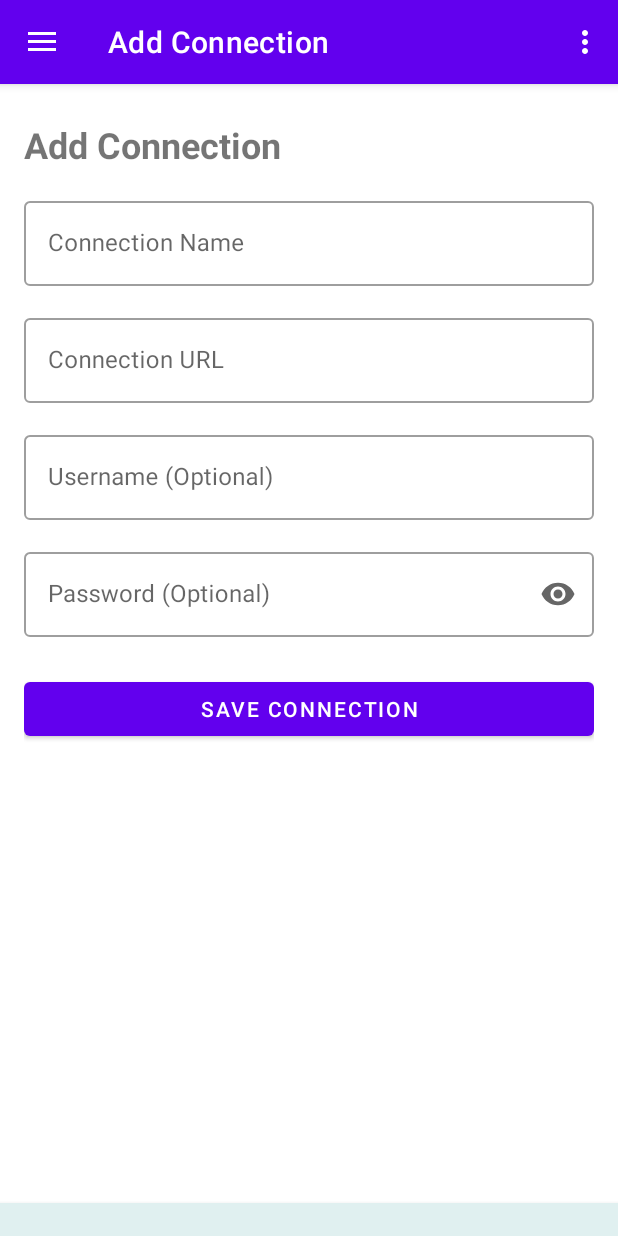
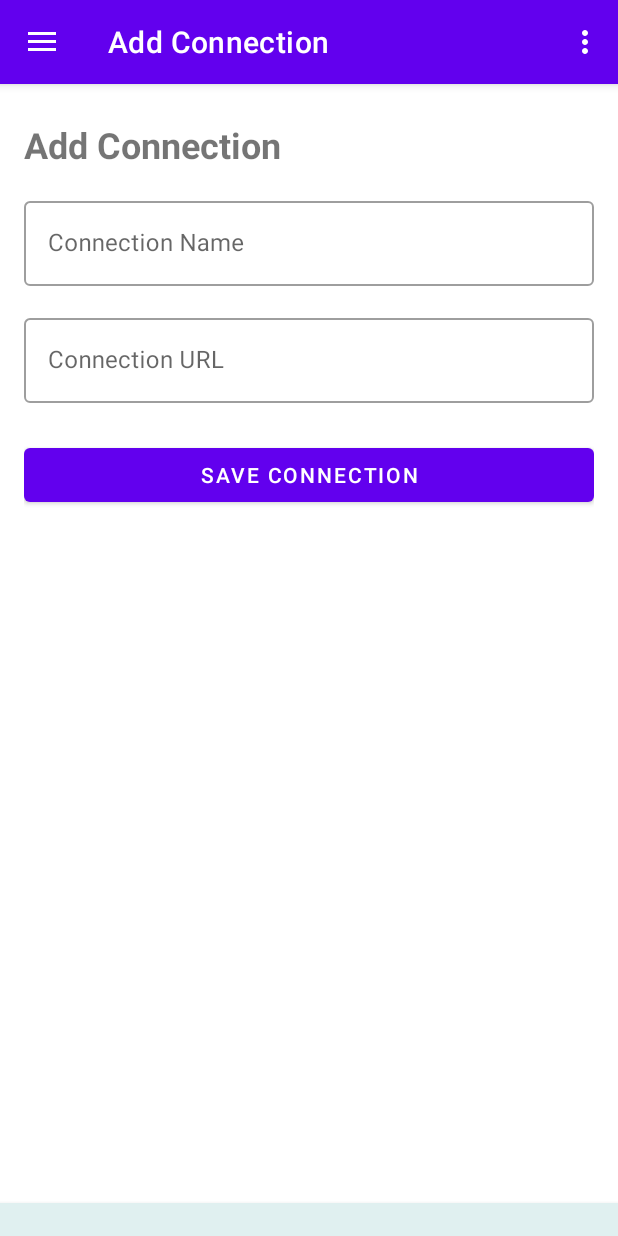
Before and after one commit to dpogreba/pwneyes, an Android app: the AddConnectionFragment screen opened through its navigation route, on a phone screen of 412 x 824 dp. Run offline under Robolectric (Android 15) with nearby library versions, the phone set to English and light mode, and no system bars; our stand-ins replace Room's generated code, navigation-ui; libraries missing offline, so code that uses them is left out: com.android.billingclient.

Commit message:
Remove unused username and password fields from connection UI

```diff
--- a/app/src/main/java/com/antbear/pwneyes/ui/home/HomeFragment.kt
+++ b/app/src/main/java/com/antbear/pwneyes/ui/home/HomeFragment.kt
@@ -68,8 +68,6 @@ class HomeFragment : Fragment() {
             "connectionId" to connection.id,
             "connectionName" to connection.name,
             "connectionUrl" to connection.url,
-            "connectionUsername" to connection.username,
-            "connectionPassword" to connection.password,
             "isEditMode" to true
         )
 
--- a/app/src/main/res/layout/fragment_add_connection.xml
+++ b/app/src/main/res/layout/fragment_add_connection.xml
@@ -58,45 +58,6 @@
             android:inputType="textUri"/>
     </com.google.android.material.textfield.TextInputLayout>
 
-    <!-- Username (Optional) -->
-    <com.google.android.material.textfield.TextInputLayout
-        android:id="@+id/textInputLayoutUsername"
-        android:layout_width="0dp"
-        android:layout_height="wrap_content"
-        android:layout_marginTop="16dp"
-        android:hint="Username (Optional)"
-        style="@style/Widget.MaterialComponents.TextInputLayout.OutlinedBox"
-        app:layout_constraintStart_toStartOf="parent"
-        app:layout_constraintEnd_toEndOf="parent"
-        app:layout_constraintTop_toBottomOf="@id/textInputLayoutUrl">
-
-        <com.google.android.material.textfield.TextInputEditText
-            android:id="@+id/editTextUsername"
-            android:layout_width="match_parent"
-            android:layout_height="wrap_content"
-            android:inputType="text"/>
-    </com.google.android.material.textfield.TextInputLayout>
-
-    <!-- Password (Optional) -->
-    <com.google.android.material.textfield.TextInputLayout
-        android:id="@+id/textInputLayoutPassword"
-        android:layout_width="0dp"
-        android:layout_height="wrap_content"
-        android:layout_marginTop="16dp"
-        android:hint="Password (Optional)"
-        style="@style/Widget.MaterialComponents.TextInputLayout.OutlinedBox"
-        app:endIconMode="password_toggle"
-        app:layout_constraintStart_toStartOf="parent"
-        app:layout_constraintEnd_toEndOf="parent"
-        app:layout_constraintTop_toBottomOf="@id/textInputLayoutUsername">
-
-        <com.google.android.material.textfield.TextInputEditText
-            android:id="@+id/editTextPassword"
-            android:layout_width="match_parent"
-            android:layout_height="wrap_content"
-            android:inputType="textPassword"/>
-    </com.google.android.material.textfield.TextInputLayout>
-
     <!-- Save Connection Button -->
     <Button
         android:id="@+id/buttonSave"
@@ -106,6 +67,6 @@
         android:layout_marginTop="24dp"
         app:layout_constraintStart_toStartOf="parent"
         app:layout_constraintEnd_toEndOf="parent"
-        app:layout_constraintTop_toBottomOf="@id/textInputLayoutPassword"/>
+        app:layout_constraintTop_toBottomOf="@id/textInputLayoutUrl"/>
 
 </androidx.constraintlayout.widget.ConstraintLayout>
```
Also changed, not shown: app/src/main/java/com/antbear/pwneyes/ui/add/AddConnectionFragment.kt (+2 -8 lines), app/src/main/java/com/antbear/pwneyes/ui/home/ConnectionsAdapter.kt (+2 -13 lines).
